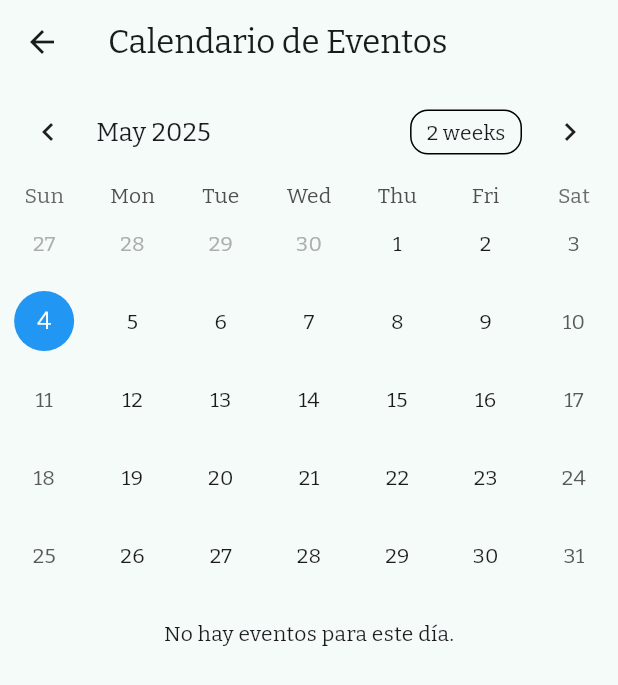
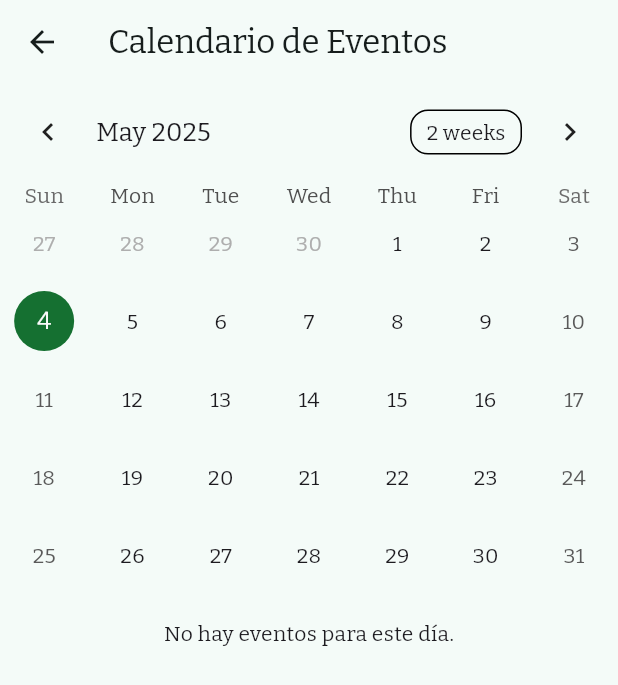
Before and after one commit to JuandiGo1/Confhub, a Flutter app: the CalendarPage screen opened directly, on a phone screen of 412 x 824 dp. Shown: the top 685 px of the screen. Run offline on Flutter 3.47's test engine with Material 3 defaults, Android fonts, the phone set to English and light mode, and no system bars; drawn by our look-alikes of table_calendar; our stand-ins replace get, google_fonts, scrollable_positioned_list; network calls fail.

Commit message:
style: change selected day color on calendar

```diff
--- a/lib/ui/pages/calendar_page.dart
+++ b/lib/ui/pages/calendar_page.dart
@@ -1,3 +1,4 @@
+import 'package:confhub/core/colors.dart';
 import 'package:confhub/ui/widgets/timeline/event_card.dart';
 import 'package:flutter/material.dart';
 import 'package:get/get.dart';
@@ -7,8 +8,9 @@ import '../controllers/calendar_controller.dart';
 
 class CalendarPage extends StatelessWidget {
   CalendarController get controller => Get.put(
-    CalendarController(Get.find()), // Asume que ya hiciste Get.put(GetAllEventsUseCase())
-  );
+        CalendarController(
+            Get.find()), // Asume que ya hiciste Get.put(GetAllEventsUseCase())
+      );
 
   const CalendarPage({super.key});
 
@@ -27,7 +29,11 @@ class CalendarPage extends StatelessWidget {
                 onDaySelected: controller.onDaySelected,
                 calendarStyle: CalendarStyle(
                   selectedDecoration: BoxDecoration(
-                    color: Colors.blue,
+                    color: AppColors.backgroundSecondary,
+                    shape: BoxShape.circle,
+                  ),
+                  todayDecoration: BoxDecoration(
+                    color: AppColors.background, // Día actual
                     shape: BoxShape.circle,
                   ),
                 ),
```
